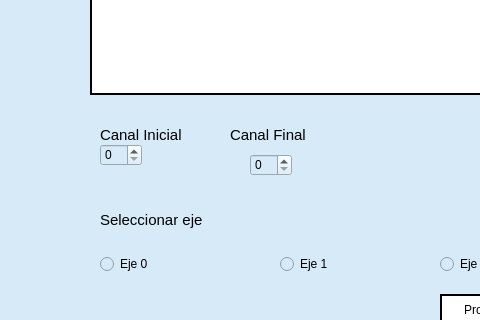
MAPSmiguel/Proyecto-Final-Info-II, file NeuroView/Vista/senales.ui: the form before one commit; both pictures show x 0 to 480 and y 666 to 986 of the 1054 by 1093 pixel window.
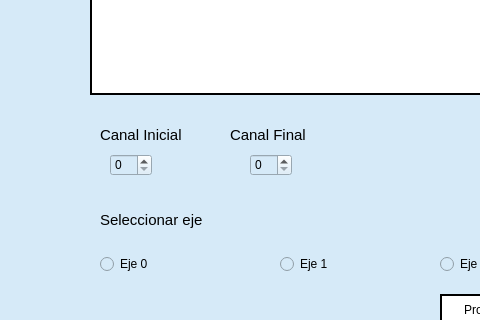
The form after the commit.

Diff of the .ui file:
```diff
--- a/NeuroView/Vista/senales.ui
+++ b/NeuroView/Vista/senales.ui
@@ -155,8 +155,8 @@
     <widget class="QSpinBox" name="spinCanalInicial">
      <property name="geometry">
       <rect>
-       <x>570</x>
-       <y>1180</y>
+       <x>580</x>
+       <y>1190</y>
        <width>42</width>
        <height>22</height>
       </rect>
```
